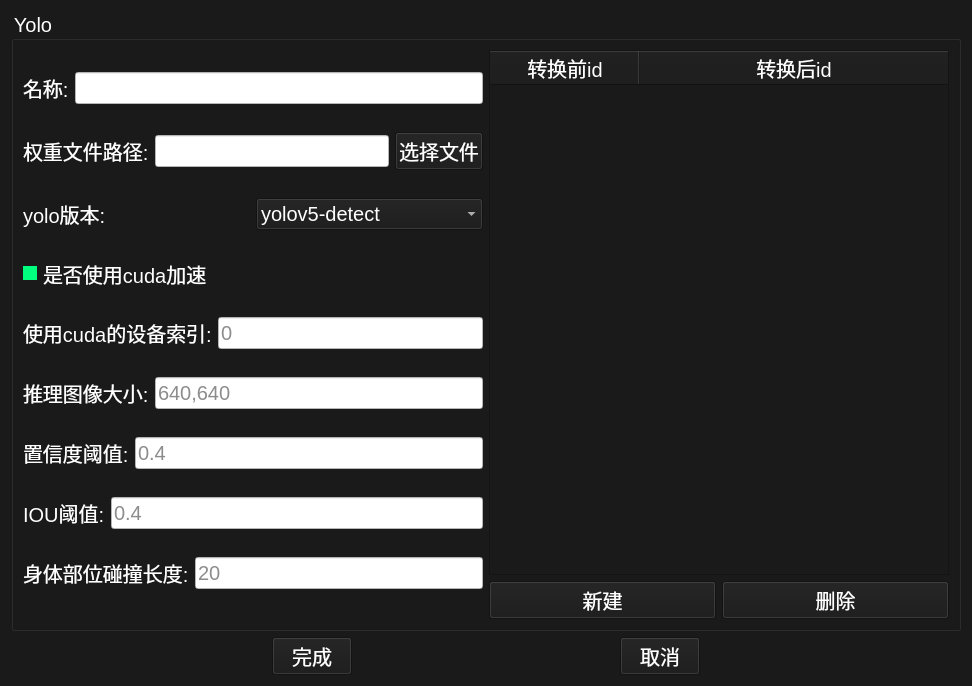
First picture: the form in Terminal/src/YoloConfigPage.ui, repository OoShawnoO/Robert, before the edit.
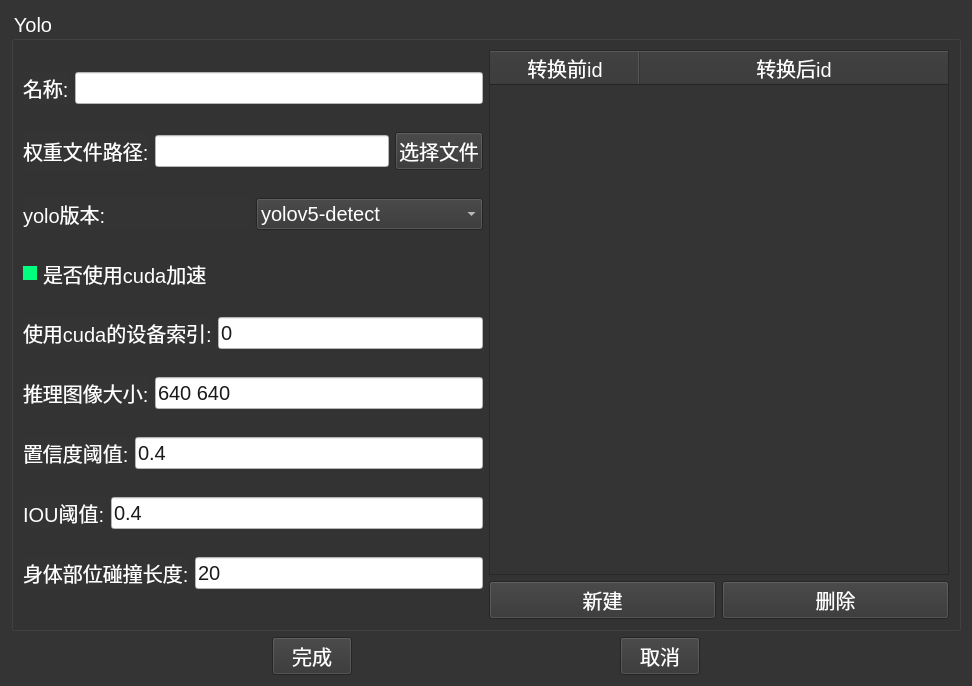
Second picture: the form after the edit.

```diff
--- a/Terminal/src/YoloConfigPage.ui
+++ b/Terminal/src/YoloConfigPage.ui
@@ -15,7 +15,7 @@
   </property>
   <property name="styleSheet">
    <string notr="true">QWidget{
-background-color:rgb(26,26,26);
+background-color:rgb(52,52,52);
 color:white;
 font-size:20px;
 }
@@ -138,7 +138,10 @@
            </widget>
           </item>
           <item>
-           <widget class="QLineEdit" name="lineEdit_2">
+           <widget class="QLineEdit" name="deviceEdit">
+            <property name="text">
+             <string>0</string>
+            </property>
             <property name="placeholderText">
              <string>0</string>
             </property>
@@ -156,7 +159,10 @@
            </widget>
           </item>
           <item>
-           <widget class="QLineEdit" name="lineEdit_3">
+           <widget class="QLineEdit" name="sizeEdit">
+            <property name="text">
+             <string>640 640</string>
+            </property>
             <property name="placeholderText">
              <string>640,640</string>
             </property>
@@ -174,7 +180,10 @@
            </widget>
           </item>
           <item>
-           <widget class="QLineEdit" name="lineEdit_4">
+           <widget class="QLineEdit" name="confEdit">
+            <property name="text">
+             <string>0.4</string>
+            </property>
             <property name="placeholderText">
              <string>0.4</string>
             </property>
@@ -192,7 +201,10 @@
            </widget>
           </item>
           <item>
-           <widget class="QLineEdit" name="lineEdit_5">
+           <widget class="QLineEdit" name="iouEdit">
+            <property name="text">
+             <string>0.4</string>
+            </property>
             <property name="placeholderText">
              <string>0.4</string>
             </property>
@@ -210,7 +222,10 @@
            </widget>
           </item>
           <item>
-           <widget class="QLineEdit" name="lineEdit_6">
+           <widget class="QLineEdit" name="bodySizeEdit">
+            <property name="text">
+             <string>20</string>
+            </property>
             <property name="placeholderText">
              <string>20</string>
             </property>
```
Left out of the diff: 18 changed lines with no effect on the pictures.
